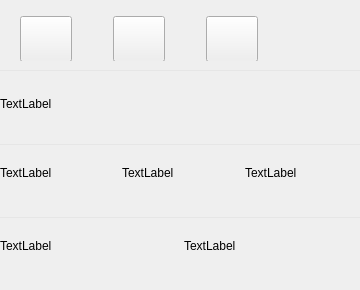
Old version of the form client/operationpanel.ui in the repository DandiacalMonkey/ltp.
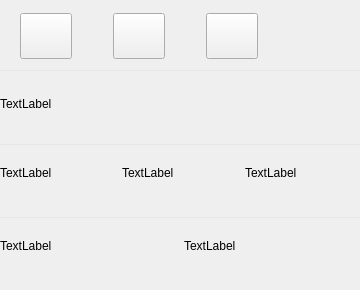
New version of the form. Custom widgets are drawn as their Qt base class.

```diff
--- a/client/operationpanel.ui
+++ b/client/operationpanel.ui
@@ -45,7 +45,7 @@
           <x>0</x>
           <y>0</y>
           <width>361</width>
-          <height>61</height>
+          <height>63</height>
          </rect>
         </property>
         <layout class="QHBoxLayout" name="panelButtonsLayout_">
@@ -56,7 +56,7 @@
           <number>20</number>
          </property>
          <property name="topMargin">
-          <number>16</number>
+          <number>10</number>
          </property>
          <property name="rightMargin">
           <number>102</number>
```
